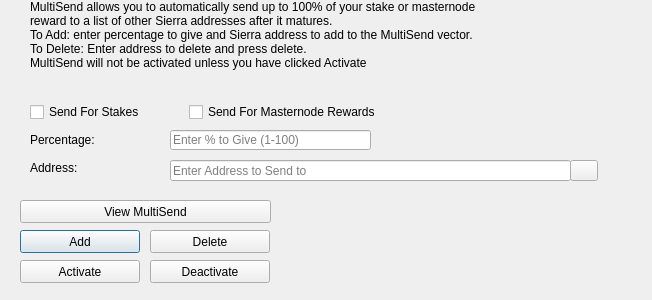
admecoin/siePJ, file src/qt/forms/multisenddialog.ui: the form before one commit.
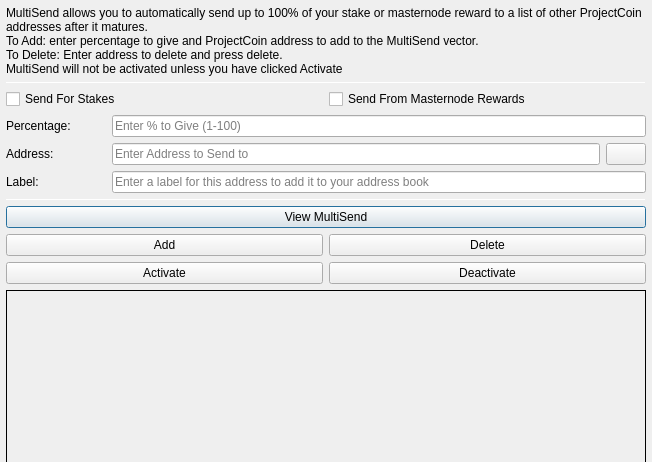
The form after the commit. Icons and pictures are not drawn.

Diff of the .ui file:
```diff
--- a/src/qt/forms/multisenddialog.ui
+++ b/src/qt/forms/multisenddialog.ui
@@ -16,15 +16,99 @@
   <property name="windowTitle">
    <string>MultiSend</string>
   </property>
+  <layout class="QVBoxLayout" name="verticalLayout" stretch="0">
+   <property name="leftMargin">
+    <number>6</number>
+   </property>
+   <property name="topMargin">
+    <number>6</number>
+   </property>
+   <property name="rightMargin">
+    <number>6</number>
+   </property>
+   <property name="bottomMargin">
+    <number>6</number>
+   </property>
+   <item>
+    <layout class="QVBoxLayout" name="verticalLayout_Main" stretch="1,1,1,0,1,1,1">
+     <item>
+      <widget class="QLabel" name="label_2">
+       <property name="lineWidth">
+        <number>1</number>
+       </property>
+       <property name="text">
+        <string>MultiSend allows you to automatically send up to 100% of your stake or masternode reward to a list of other ProjectCoin addresses after it matures.
+To Add: enter percentage to give and ProjectCoin address to add to the MultiSend vector.
+To Delete: Enter address to delete and press delete.
+MultiSend will not be activated unless you have clicked Activate</string>
+       </property>
+       <property name="alignment">
+        <set>Qt::AlignLeading|Qt::AlignLeft|Qt::AlignTop</set>
+       </property>
+       <property name="wordWrap">
+        <bool>true</bool>
+       </property>
+      </widget>
+     </item>
+     <item>
+      <widget class="Line" name="line">
+       <property name="minimumSize">
+        <size>
+         <width>0</width>
+         <height>1</height>
+        </size>
+       </property>
+       <property name="maximumSize">
+        <size>
+         <width>16777215</width>
+         <height>1</height>
+        </size>
+       </property>
+       <property name="orientation">
+        <enum>Qt::Horizontal</enum>
+       </property>
+      </widget>
+     </item>
+     <item>
+      <layout class="QVBoxLayout" name="verticalLayout_Settings">
+       <item>
+        <layout class="QHBoxLayout" name="horizontalLayout">
+         <item>
+          <widget class="QCheckBox" name="multiSendStakeCheckBox">
+           <property name="text">
+            <string>Send For Stakes</string>
+           </property>
+          </widget>
+         </item>
+         <item>
+          <widget class="QCheckBox" name="multiSendMasternodeCheckBox">
+           <property name="text">
+            <string>Send From Masternode Rewards</string>
+           </property>
+          </widget>
+         </item>
+        </layout>
+       </item>
+       <item>
+        <layout class="QHBoxLayout" name="horizontalLayout_6">
+         <item>
+          <widget class="QLabel" name="label">
+           <property name="minimumSize">
+            <size>
+             <width>100</width>
+             <height>0</height>
+            </size>
+           </property>
+           <property name="toolTip">
+            <string>Percentage of stake to send</string>
+           </property>
+           <property name="text">
+            <string>Percentage:</string>
+           </property>
+          </widget>
+         </item>
+         <item>
   <widget class="QLineEdit" name="multiSendPercentEdit">
-   <property name="geometry">
-    <rect>
-     <x>170</x>
-     <y>130</y>
-     <width>201</width>
-     <height>20</height>
-    </rect>
-   </property>
    <property name="toolTip">
     <string>Enter whole numbers 1 - 100</string>
    </property>
@@ -32,15 +116,29 @@
     <string>Enter % to Give (1-100)</string>
    </property>
   </widget>
+         </item>
+        </layout>
+       </item>
+       <item>
+        <layout class="QHBoxLayout" name="horizontalLayout_7">
+         <item>
+          <widget class="QLabel" name="label_5">
+           <property name="minimumSize">
+            <size>
+             <width>100</width>
+             <height>0</height>
+            </size>
+           </property>
+           <property name="toolTip">
+            <string>Address to send portion of stake to</string>
+           </property>
+           <property name="text">
+            <string>Address:</string>
+           </property>
+          </widget>
+         </item>
+         <item>
   <widget class="QLineEdit" name="multiSendAddressEdit">
-   <property name="geometry">
-    <rect>
-     <x>170</x>
-     <y>160</y>
-     <width>401</width>
-     <height>21</height>
-    </rect>
-   </property>
    <property name="toolTip">
     <string/>
    </property>
@@ -48,87 +146,14 @@
     <string>Enter Address to Send to</string>
    </property>
   </widget>
-  <widget class="QLabel" name="label_2">
-   <property name="geometry">
-    <rect>
-     <x>30</x>
-     <y>0</y>
-     <width>451</width>
-     <height>121</height>
-    </rect>
-   </property>
-   <property name="lineWidth">
-    <number>1</number>
-   </property>
-   <property name="text">
-    <string>MultiSend allows you to automatically send up to 100% of your stake or masternode reward to a list of other Sierra addresses after it matures.
-To Add: enter percentage to give and Sierra address to add to the MultiSend vector.
-To Delete: Enter address to delete and press delete.
-MultiSend will not be activated unless you have clicked Activate</string>
-   </property>
-   <property name="alignment">
-    <set>Qt::AlignLeading|Qt::AlignLeft|Qt::AlignTop</set>
-   </property>
-   <property name="wordWrap">
-    <bool>true</bool>
-   </property>
-  </widget>
-  <widget class="QLabel" name="message">
-   <property name="geometry">
-    <rect>
-     <x>290</x>
-     <y>200</y>
-     <width>351</width>
-     <height>91</height>
-    </rect>
-   </property>
-   <property name="text">
-    <string/>
-   </property>
-  </widget>
-  <widget class="QPushButton" name="addButton">
-   <property name="geometry">
-    <rect>
-     <x>20</x>
-     <y>230</y>
-     <width>120</width>
-     <height>23</height>
-    </rect>
-   </property>
-   <property name="toolTip">
-    <string/>
-   </property>
-   <property name="statusTip">
-    <string>Add to MultiSend Vector</string>
-   </property>
-   <property name="text">
-    <string>Add</string>
-   </property>
-  </widget>
-  <widget class="QPushButton" name="disableButton">
-   <property name="geometry">
-    <rect>
-     <x>150</x>
-     <y>260</y>
-     <width>120</width>
-     <height>23</height>
-    </rect>
-   </property>
-   <property name="statusTip">
-    <string>Deactivate MultiSend</string>
-   </property>
-   <property name="text">
-    <string>Deactivate</string>
-   </property>
-  </widget>
+         </item>
+         <item>
   <widget class="QPushButton" name="addressBookButton">
-   <property name="geometry">
-    <rect>
-     <x>570</x>
-     <y>160</y>
-     <width>28</width>
-     <height>21</height>
-    </rect>
+           <property name="maximumSize">
+            <size>
+             <width>16777215</width>
+             <height>32</height>
+            </size>
    </property>
    <property name="toolTip">
     <string>Choose an address from the address book</string>
@@ -147,47 +172,84 @@
     <bool>false</bool>
    </property>
   </widget>
-  <widget class="QLabel" name="label">
-   <property name="geometry">
-    <rect>
-     <x>30</x>
-     <y>130</y>
-     <width>121</width>
-     <height>20</height>
-    </rect>
-   </property>
+         </item>
+        </layout>
+       </item>
+      </layout>
+     </item>
+     <item>
+      <layout class="QHBoxLayout" name="horizontalLayout_3">
+       <item>
+        <widget class="QLabel" name="label_3">
+         <property name="minimumSize">
+          <size>
+           <width>100</width>
+           <height>0</height>
+          </size>
+         </property>
+         <property name="text">
+          <string>Label:</string>
+         </property>
+        </widget>
+       </item>
+       <item>
+        <widget class="QLineEdit" name="labelAddressLabelEdit">
+         <property name="placeholderText">
+          <string>Enter a label for this address to add it to your address book</string>
+         </property>
+        </widget>
+       </item>
+      </layout>
+     </item>
+     <item>
+      <widget class="Line" name="line_2">
+       <property name="minimumSize">
+        <size>
+         <width>0</width>
+         <height>1</height>
+        </size>
+       </property>
+       <property name="maximumSize">
+        <size>
+         <width>16777215</width>
+         <height>1</height>
+        </size>
+       </property>
+       <property name="orientation">
+        <enum>Qt::Horizontal</enum>
+       </property>
+      </widget>
+     </item>
+     <item>
+      <layout class="QVBoxLayout" name="verticalLayout_Buttons">
+       <item>
+        <layout class="QHBoxLayout" name="horizontalLayout_4">
+         <item>
+          <widget class="QPushButton" name="viewButton">
    <property name="toolTip">
     <string>Percentage of stake to send</string>
    </property>
    <property name="text">
-    <string>Percentage:</string>
-   </property>
-  </widget>
-  <widget class="QLabel" name="label_5">
-   <property name="geometry">
-    <rect>
-     <x>30</x>
-     <y>160</y>
-     <width>111</width>
-     <height>16</height>
-    </rect>
-   </property>
+            <string>View MultiSend</string>
+           </property>
+          </widget>
+         </item>
+        </layout>
+       </item>
+       <item>
+        <layout class="QHBoxLayout" name="horizontalLayout_2">
+         <item>
+          <widget class="QPushButton" name="addButton">
    <property name="toolTip">
     <string>Address to send portion of stake to</string>
    </property>
    <property name="text">
-    <string>Address:</string>
-   </property>
-  </widget>
+            <string>Add</string>
+           </property>
+          </widget>
+         </item>
+         <item>
   <widget class="QPushButton" name="deleteButton">
-   <property name="geometry">
-    <rect>
-     <x>150</x>
-     <y>230</y>
-     <width>120</width>
-     <height>23</height>
-    </rect>
-   </property>
    <property name="toolTip">
     <string/>
    </property>
@@ -198,15 +260,13 @@
     <string>Delete</string>
    </property>
   </widget>
+         </item>
+        </layout>
+       </item>
+       <item>
+        <layout class="QHBoxLayout" name="horizontalLayout_5">
+         <item>
   <widget class="QPushButton" name="activateButton">
-   <property name="geometry">
-    <rect>
-     <x>20</x>
-     <y>260</y>
-     <width>120</width>
-     <height>23</height>
-    </rect>
-   </property>
    <property name="statusTip">
     <string>Activate MultiSend</string>
    </property>
@@ -214,51 +274,55 @@
     <string>Activate</string>
    </property>
   </widget>
-  <widget class="QPushButton" name="viewButton">
-   <property name="geometry">
-    <rect>
-     <x>20</x>
-     <y>200</y>
-     <width>251</width>
-     <height>23</height>
-    </rect>
-   </property>
-   <property name="toolTip">
-    <string/>
-   </property>
+         </item>
+         <item>
+          <widget class="QPushButton" name="disableButton">
    <property name="statusTip">
     <string>View MultiSend Vector</string>
    </property>
    <property name="text">
-    <string>View MultiSend</string>
-   </property>
-  </widget>
-  <widget class="QWidget" name="horizontalLayoutWidget">
-   <property name="geometry">
-    <rect>
-     <x>30</x>
-     <y>100</y>
-     <width>351</width>
-     <height>24</height>
-    </rect>
-   </property>
-   <layout class="QHBoxLayout" name="horizontalLayout">
-    <item>
-     <widget class="QCheckBox" name="multiSendStakeCheckBox">
-      <property name="text">
-       <string>Send For Stakes</string>
-      </property>
-     </widget>
-    </item>
+            <string>Deactivate</string>
+           </property>
+          </widget>
+         </item>
+        </layout>
+       </item>
+      </layout>
+     </item>
     <item>
-     <widget class="QCheckBox" name="multiSendMasternodeCheckBox">
+      <widget class="QLabel" name="message">
+       <property name="minimumSize">
+        <size>
+         <width>0</width>
+         <height>180</height>
+        </size>
+       </property>
+       <property name="frameShape">
+        <enum>QFrame::Panel</enum>
+       </property>
+       <property name="frameShadow">
+        <enum>QFrame::Plain</enum>
+       </property>
+       <property name="lineWidth">
+        <number>1</number>
+       </property>
+       <property name="midLineWidth">
+        <number>1</number>
+       </property>
       <property name="text">
-       <string>Send For Masternode Rewards</string>
-      </property>
+        <string/>
+       </property>
+       <property name="alignment">
+        <set>Qt::AlignLeading|Qt::AlignLeft|Qt::AlignTop</set>
+       </property>
+       <property name="wordWrap">
+        <bool>true</bool>
+       </property>
      </widget>
     </item>
    </layout>
-  </widget>
+   </item>
+  </layout>
  </widget>
  <resources>
   <include location="../sierra.qrc"/>
```
Left out of the diff: 20 changed lines with no effect on the pictures. Lines whose indentation alone changed are shown as unchanged.
